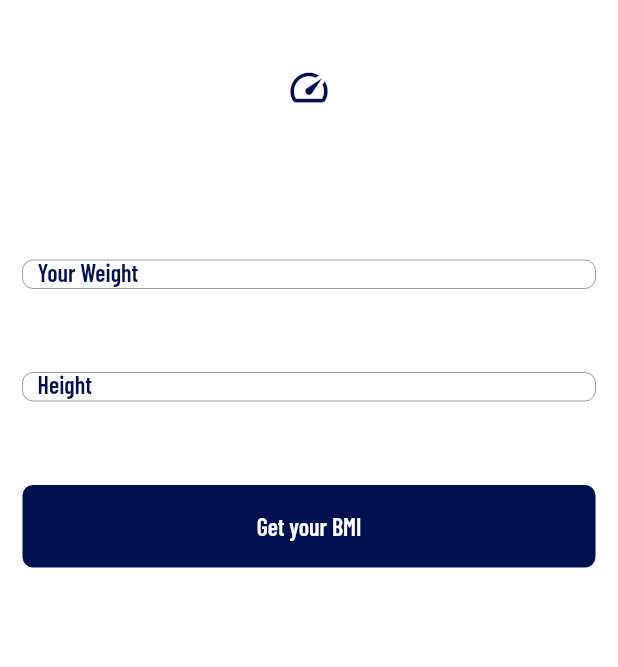
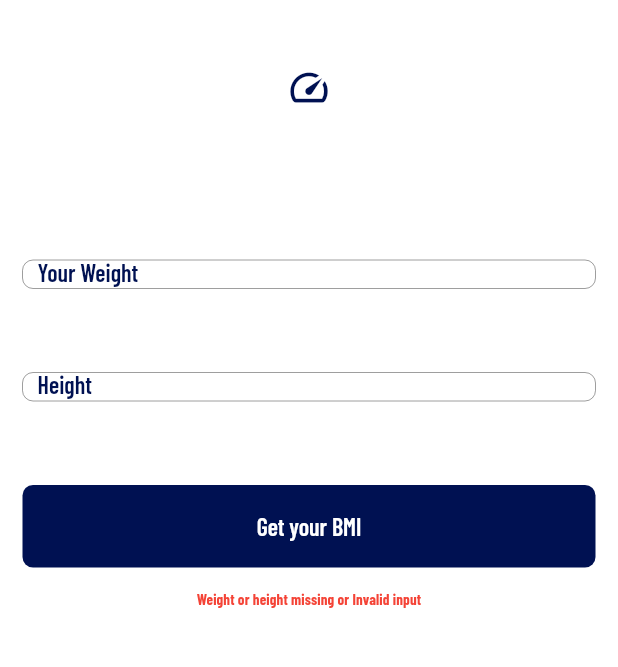
Before and after one commit to Neloy-SWE/BMI-Calculator, a Flutter app: the screen it shows after launch, after a tap on "Get your BMI", on a phone screen of 412 x 824 dp, the part 64-731 px from its top. Run offline on Flutter 3.47's test engine with Material 2 defaults, Android fonts, the phone set to English and light mode, and no system bars.

Commit message:
error message set done

```diff
--- a/lib/components/my_theme.dart
+++ b/lib/components/my_theme.dart
@@ -46,6 +46,16 @@ class MyTheme {
         fontSize: 16,
         fontFamily: MyTexts.regular,
         color: MyColors.primaryColor,
+      ),
+      subtitle1: TextStyle(
+        fontSize: 12,
+        fontFamily: MyTexts.regular,
+        color: Colors.white70,
+      ),
+      subtitle2: TextStyle(
+        fontSize: 10,
+        fontFamily: MyTexts.bolt,
+        color: Colors.red,
       ),
     ),
 
@@ -134,6 +144,16 @@ class MyTheme {
         fontFamily: MyTexts.regular,
         color: Colors.white,
       ),
+      subtitle1: TextStyle(
+        fontSize: 12,
+        fontFamily: MyTexts.regular,
+        color: MyColors.primaryBack,
+      ),
+      subtitle2: TextStyle(
+        fontSize: 10,
+        fontFamily: MyTexts.bolt,
+        color: Colors.red,
+      ),
     ),
 
     // icon theme
--- a/lib/screens/home_page.dart
+++ b/lib/screens/home_page.dart
@@ -15,6 +15,9 @@ class HomePage extends StatefulWidget {
 
 class _HomePageState extends State<HomePage> {
   bool isDark = false;
+  String weight = "";
+  String height = "";
+  String errorMessage = "";
 
   TextEditingController weightController = TextEditingController();
   TextEditingController heightController = TextEditingController();
@@ -75,7 +78,7 @@ class _HomePageState extends State<HomePage> {
                 labelText: MyTexts.yourWeight,
                 labelStyle: Theme.of(context).textTheme.bodyText1,
                 hintText: MyTexts.kilogram,
-                hintStyle: Theme.of(context).textTheme.bodyText1,
+                hintStyle: Theme.of(context).textTheme.subtitle1,
               ),
             ),
           ),
@@ -94,7 +97,7 @@ class _HomePageState extends State<HomePage> {
                 labelText: MyTexts.height,
                 labelStyle: Theme.of(context).textTheme.bodyText1,
                 hintText: MyTexts.feet,
-                hintStyle: Theme.of(context).textTheme.bodyText1,
+                hintStyle: Theme.of(context).textTheme.subtitle1,
               ),
             ),
           ),
@@ -104,15 +107,44 @@ class _HomePageState extends State<HomePage> {
           SizedBox(
             height: 55,
             child: ElevatedButton(
-              onPressed: () {},
+              onPressed: () {
+                FocusScopeNode currentFocus = FocusScope.of(context);
+                if (!currentFocus.hasPrimaryFocus) {
+                  currentFocus.unfocus();
+                }
+                calculation();
+              },
               child: Text(
                 MyTexts.getYourBMI,
                 style: Theme.of(context).textTheme.button,
               ),
             ),
           ),
+          const SizedBox(height: 15),
+
+
+          // error text
+          Text(errorMessage, textAlign: TextAlign.center, style: Theme.of(context).textTheme.subtitle2,),
+
         ],
       ),
     );
   }
+
+  void calculation(){
+    weight = weightController.text.trim();
+    height = heightController.text.trim();
+
+    if(weight == "" || height ==""){
+      setState(() {
+        errorMessage=MyTexts.condition;
+      });
+    }
+    else{
+      setState(() {
+        errorMessage="";
+
+      });
+    }
+  }
 }
--- a/lib/utils/texts.dart
+++ b/lib/utils/texts.dart
@@ -12,4 +12,5 @@ class MyTexts {
   static const String height = "Height";
   static const String feet = "Feet";
   static const String getYourBMI = "Get your BMI";
+  static const String condition = "Weight or height missing or Invalid input";
 }
```
